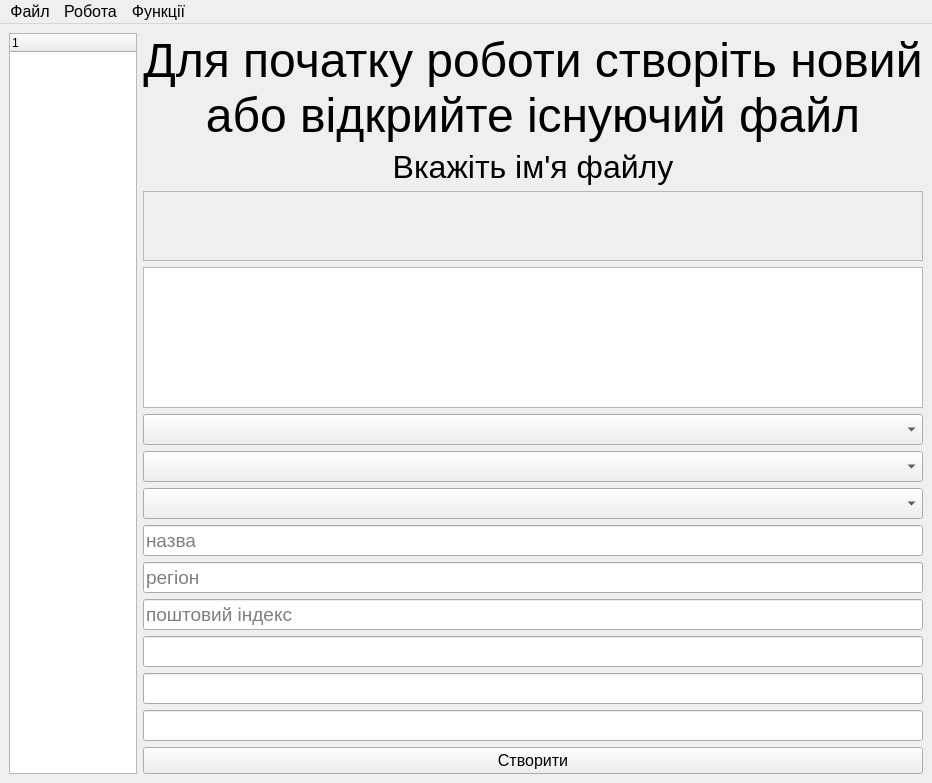
Magnus07/course1-project1, file mainwindow.ui: the form before one commit.
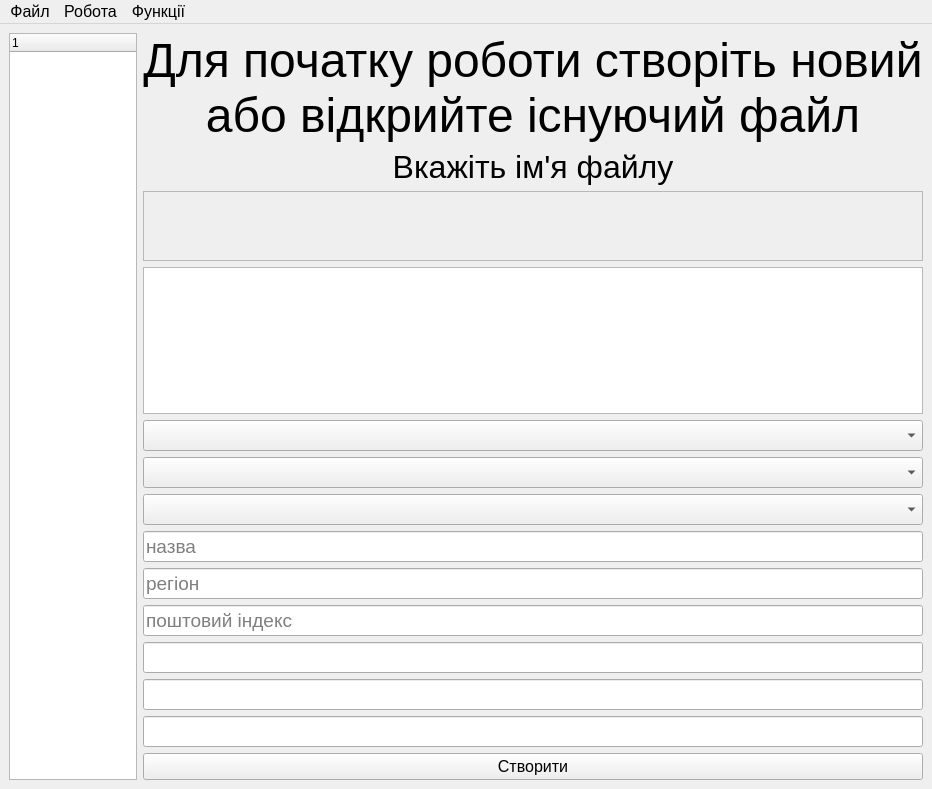
The form after the commit.

Diff of the .ui file:
```diff
--- a/mainwindow.ui
+++ b/mainwindow.ui
@@ -7,7 +7,7 @@
     <x>0</x>
     <y>0</y>
     <width>932</width>
-    <height>783</height>
+    <height>789</height>
    </rect>
   </property>
   <property name="windowTitle">
```
Left out of the diff: 18 changed lines with no effect on the pictures.
